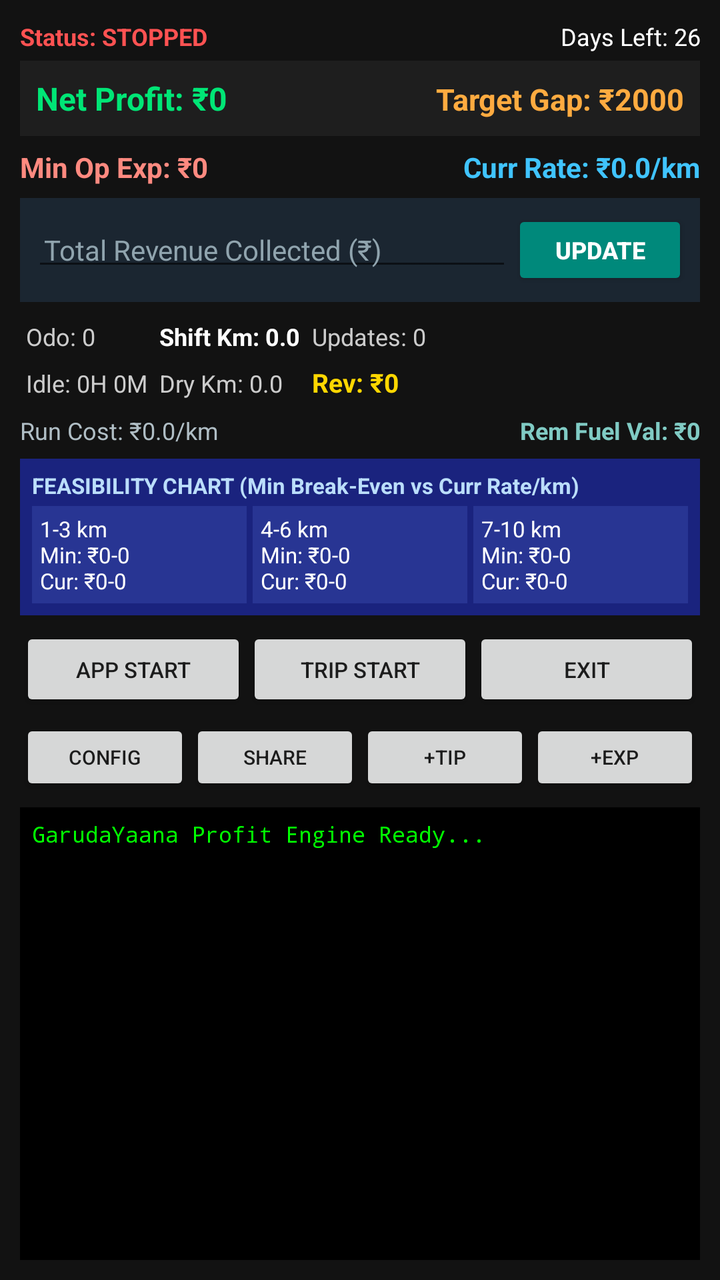
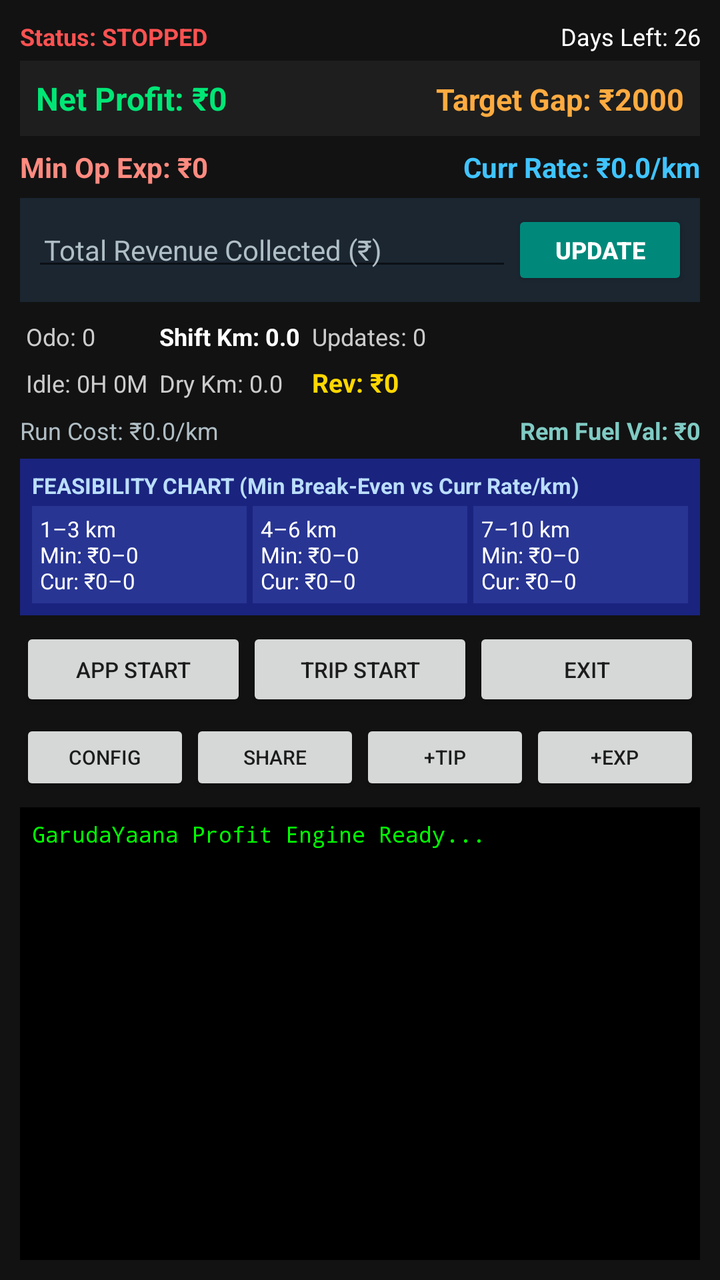

Compare the two renders of this Android layout. The source of the first and the diff that turns it into the second are given below.
<!-- AndroidManifest.xml: application theme Theme.AppCompat.Light.DarkActionBar -->
<!-- res/layout/activity_main.xml -->
<?xml version="1.0" encoding="utf-8"?>
<LinearLayout xmlns:android="http://schemas.android.com/apk/res/android"
    android:layout_width="match_parent"
    android:layout_height="match_parent"
    android:orientation="vertical"
    android:background="#121212"
    android:padding="10dp"
    android:fitsSystemWindows="true">

    
    <LinearLayout
        android:layout_width="match_parent"
        android:layout_height="wrap_content"
        android:orientation="horizontal"
        android:weightSum="2"
        android:paddingBottom="4dp">

        <TextView
            android:id="@+id/tvVehicleStatus"
            android:layout_width="0dp"
            android:layout_height="wrap_content"
            android:layout_weight="1.35"
            android:text="Status: STOPPED"
            android:textColor="#FF5252"
            android:textSize="12sp"
            android:textStyle="bold" />

        <TextView
            android:id="@+id/tvDaysLeft"
            android:layout_width="0dp"
            android:layout_height="wrap_content"
            android:layout_weight="0.65"
            android:text="Days Left: 26"
            android:textColor="#FFFFFF"
            android:gravity="end"
            android:textSize="12sp" />
    </LinearLayout>

    
    <LinearLayout
        android:layout_width="match_parent"
        android:layout_height="wrap_content"
        android:orientation="horizontal"
        android:background="#1E1E1E"
        android:padding="8dp"
        android:layout_marginBottom="6dp"
        android:weightSum="2">

        <TextView
            android:id="@+id/tvLiveNetProfit"
            android:layout_width="0dp"
            android:layout_height="wrap_content"
            android:layout_weight="1"
            android:text="Net Profit: ₹0"
            android:textColor="#00E676"
            android:textSize="16sp"
            android:textStyle="bold" />

        <TextView
            android:id="@+id/tvTargetGap"
            android:layout_width="0dp"
            android:layout_height="wrap_content"
            android:layout_weight="1"
            android:text="Target Gap: ₹2000"
            android:textColor="#FFAB40"
            android:gravity="end"
            android:textSize="15sp"
            android:textStyle="bold" />
    </LinearLayout>

    
    <LinearLayout
        android:layout_width="match_parent"
        android:layout_height="wrap_content"
        android:orientation="horizontal"
        android:weightSum="2"
        android:paddingBottom="6dp">

        <TextView
            android:id="@+id/tvMinReqAvg"
            android:layout_width="0dp"
            android:layout_height="wrap_content"
            android:layout_weight="1"
            android:text="Min Op Exp: ₹0"
            android:textColor="#FF8A80"
            android:textSize="14sp"
            android:textStyle="bold" />

        <TextView
            android:id="@+id/tvCurrentAvg"
            android:layout_width="0dp"
            android:layout_height="wrap_content"
            android:layout_weight="1"
            android:text="Curr Rate: ₹0.0/km"
            android:textColor="#40C4FF"
            android:gravity="end"
            android:textSize="14sp"
            android:textStyle="bold" />
    </LinearLayout>

    
    <LinearLayout
        android:layout_width="match_parent"
        android:layout_height="wrap_content"
        android:orientation="horizontal"
        android:background="#1B2631"
        android:padding="6dp"
        android:layout_marginBottom="6dp"
        android:gravity="center_vertical">

        <EditText
            android:id="@+id/etTotalRevenueInput"
            android:layout_width="0dp"
            android:layout_height="wrap_content"
            android:layout_weight="1"
            android:hint="Total Revenue Collected (₹)"
            android:textColorHint="#90A4AE"
            android:textColor="#FFD700"
            android:textSize="14sp"
            android:inputType="numberDecimal"
            android:singleLine="true"
            android:padding="6dp" />

        <Button
            android:id="@+id/btnUpdateRevenue"
            android:layout_width="wrap_content"
            android:layout_height="40dp"
            android:text="Update"
            android:textSize="12sp"
            android:textStyle="bold"
            android:backgroundTint="#00897B"
            android:textColor="#FFFFFF" />
    </LinearLayout>

    
    <GridLayout
        android:layout_width="match_parent"
        android:layout_height="wrap_content"
        android:columnCount="3"
        android:alignmentMode="alignMargins"
        android:columnOrderPreserved="false"
        android:paddingBottom="4dp">

        <TextView android:id="@+id/tvOdoMeter" android:text="Odo: 0" android:textColor="#CCCCCC" android:textSize="12sp" android:padding="3dp"/>
        <TextView android:id="@+id/tvTotalDist" android:text="Shift Km: 0.0" android:textColor="#FFFFFF" android:textStyle="bold" android:textSize="12sp" android:padding="3dp"/>
        <TextView android:id="@+id/tvOrdersToday" android:text="Updates: 0" android:textColor="#CCCCCC" android:textSize="12sp" android:padding="3dp"/>
        <TextView android:id="@+id/tvWaitTime" android:text="Idle: 0H 0M" android:textColor="#CCCCCC" android:textSize="12sp" android:padding="3dp"/>
        <TextView android:id="@+id/tvDryRun" android:text="Dry Km: 0.0" android:textColor="#CCCCCC" android:textSize="12sp" android:padding="3dp"/>
        <TextView android:id="@+id/tvEarnings" android:text="Rev: ₹0" android:textColor="#FFD700" android:textSize="13sp" android:textStyle="bold" android:padding="3dp"/>
    </GridLayout>

    
    <LinearLayout
        android:layout_width="match_parent"
        android:layout_height="wrap_content"
        android:orientation="horizontal"
        android:weightSum="2"
        android:paddingBottom="6dp">
        <TextView android:id="@+id/tvAvgFuelCons" android:layout_width="0dp" android:layout_height="wrap_content" android:layout_weight="1" android:text="Run Cost: ₹0.0/km" android:textColor="#B0BEC5" android:textSize="12sp"/>
        <TextView android:id="@+id/tvAvailFuel" android:layout_width="0dp" android:layout_height="wrap_content" android:layout_weight="1" android:text="Rem Fuel Val: ₹0" android:textColor="#80CBC4" android:textStyle="bold" android:gravity="end" android:textSize="12sp"/>
    </LinearLayout>

    
    <LinearLayout
        android:layout_width="match_parent"
        android:layout_height="wrap_content"
        android:orientation="vertical"
        android:background="#1A237E"
        android:padding="6dp"
        android:layout_marginBottom="6dp">

        <TextView
            android:layout_width="match_parent"
            android:layout_height="wrap_content"
            android:text="FEASIBILITY CHART (Min Break-Even vs Curr Rate/km)"
            android:textColor="#BBDEFB"
            android:textSize="11sp"
            android:textStyle="bold"
            android:paddingBottom="3dp" />

        <LinearLayout
            android:layout_width="match_parent"
            android:layout_height="wrap_content"
            android:orientation="horizontal"
            android:weightSum="3">

            <TextView
                android:id="@+id/tvRange1to3"
                android:layout_width="0dp"
                android:layout_height="wrap_content"
                android:layout_weight="1"
                android:text="1-3 km\nMin: ₹0-0\nCur: ₹0-0"
                android:textColor="#FFFFFF"
                android:textSize="11sp"
                android:background="#283593"
                android:padding="4dp"
                android:layout_marginEnd="3dp" />

            <TextView
                android:id="@+id/tvRange4to6"
                android:layout_width="0dp"
                android:layout_height="wrap_content"
                android:layout_weight="1"
                android:text="4-6 km\nMin: ₹0-0\nCur: ₹0-0"
                android:textColor="#FFFFFF"
                android:textSize="11sp"
                android:background="#283593"
                android:padding="4dp"
                android:layout_marginEnd="3dp" />

            <TextView
                android:id="@+id/tvRange7to10"
                android:layout_width="0dp"
                android:layout_height="wrap_content"
                android:layout_weight="1"
                android:text="7-10 km\nMin: ₹0-0\nCur: ₹0-0"
                android:textColor="#FFFFFF"
                android:textSize="11sp"
                android:background="#283593"
                android:padding="4dp" />
        </LinearLayout>
    </LinearLayout>

    
    <LinearLayout
        android:layout_width="match_parent"
        android:layout_height="wrap_content"
        android:orientation="horizontal"
        android:weightSum="3"
        android:paddingBottom="4dp">

        <Button
            android:id="@+id/btnAppToggle"
            android:layout_width="0dp"
            android:layout_height="42dp"
            android:layout_weight="1"
            android:text="App Start"
            android:textSize="11sp"/>

        <Button
            android:id="@+id/btnTripToggle"
            android:layout_width="0dp"
            android:layout_height="42dp"
            android:layout_weight="1"
            android:text="Trip Start"
            android:textSize="11sp"/>

        <Button
            android:id="@+id/btnExitApp"
            android:layout_width="0dp"
            android:layout_height="42dp"
            android:layout_weight="1"
            android:text="Exit"
            android:textSize="11sp"/>
    </LinearLayout>

    
    <LinearLayout
        android:layout_width="match_parent"
        android:layout_height="wrap_content"
        android:orientation="horizontal"
        android:weightSum="4"
        android:paddingBottom="6dp">

        <Button android:id="@+id/btnVehicleConfig" android:layout_width="0dp" android:layout_height="38dp" android:layout_weight="1" android:text="Config" android:textSize="10sp"/>
        <Button android:id="@+id/btnShareCSV" android:layout_width="0dp" android:layout_height="38dp" android:layout_weight="1" android:text="Share" android:textSize="10sp"/>
        <Button android:id="@+id/btnTips" android:layout_width="0dp" android:layout_height="38dp" android:layout_weight="1" android:text="+Tip" android:textSize="10sp"/>
        <Button android:id="@+id/btnExpense" android:layout_width="0dp" android:layout_height="38dp" android:layout_weight="1" android:text="+Exp" android:textSize="10sp"/>
    </LinearLayout>

    
    <ScrollView
        android:id="@+id/svTerminal"
        android:layout_width="match_parent"
        android:layout_height="0dp"
        android:layout_weight="1"
        android:background="#000000"
        android:padding="6dp">

        <LinearLayout
            android:layout_width="match_parent"
            android:layout_height="wrap_content"
            android:orientation="vertical">

            <TextView
                android:id="@+id/tvTerminalLog"
                android:layout_width="match_parent"
                android:layout_height="wrap_content"
                android:text="GarudaYaana Profit Engine Ready..."
                android:textColor="#00FF00"
                android:textSize="11sp"
                android:fontFamily="monospace"/>

            <TextView
                android:id="@+id/tvTrainData"
                android:layout_width="match_parent"
                android:layout_height="wrap_content"
                android:text=""
                android:textColor="#FFEB3B"
                android:textSize="11sp"
                android:fontFamily="monospace"/>
        </LinearLayout>
    </ScrollView>

</LinearLayout>
<!-- resources referenced by this layout -->
<resources>

</resources>

<!-- the commit's change to res/layout/activity_main.xml (unified diff, before → after) -->
@@ -114,8 +114,8 @@
             android:layout_height="wrap_content"
             android:layout_weight="1"
             android:hint="Total Revenue Collected (₹)"
-            android:textColorHint="#90A4AE"
-            android:textColor="#FFD700"
+            android:textColorHint="#B0BEC5"
+            android:textColor="#FFFFFF"
             android:textSize="14sp"
             android:inputType="numberDecimal"
             android:singleLine="true"
@@ -189,7 +189,7 @@
                 android:layout_width="0dp"
                 android:layout_height="wrap_content"
                 android:layout_weight="1"
-                android:text="1-3 km\nMin: ₹0-0\nCur: ₹0-0"
+                android:text="1–3 km\nMin: ₹0–0\nCur: ₹0–0"
                 android:textColor="#FFFFFF"
                 android:textSize="11sp"
                 android:background="#283593"
@@ -201,7 +201,7 @@
                 android:layout_width="0dp"
                 android:layout_height="wrap_content"
                 android:layout_weight="1"
-                android:text="4-6 km\nMin: ₹0-0\nCur: ₹0-0"
+                android:text="4–6 km\nMin: ₹0–0\nCur: ₹0–0"
                 android:textColor="#FFFFFF"
                 android:textSize="11sp"
                 android:background="#283593"
@@ -213,7 +213,7 @@
                 android:layout_width="0dp"
                 android:layout_height="wrap_content"
                 android:layout_weight="1"
-                android:text="7-10 km\nMin: ₹0-0\nCur: ₹0-0"
+                android:text="7–10 km\nMin: ₹0–0\nCur: ₹0–0"
                 android:textColor="#FFFFFF"
                 android:textSize="11sp"
                 android:background="#283593"
@@ -286,7 +286,7 @@
                 android:id="@+id/tvTerminalLog"
                 android:layout_width="match_parent"
                 android:layout_height="wrap_content"
-                android:text="GarudaYaana Profit Engine Ready..."
+                android:text="GarudaYaana Profit Engine Ready...\n"
                 android:textColor="#00FF00"
                 android:textSize="11sp"
                 android:fontFamily="monospace"/>
